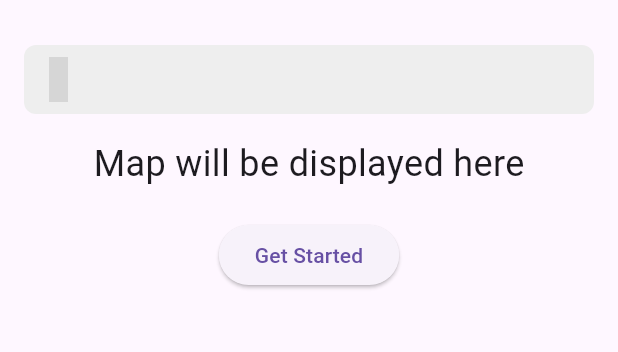
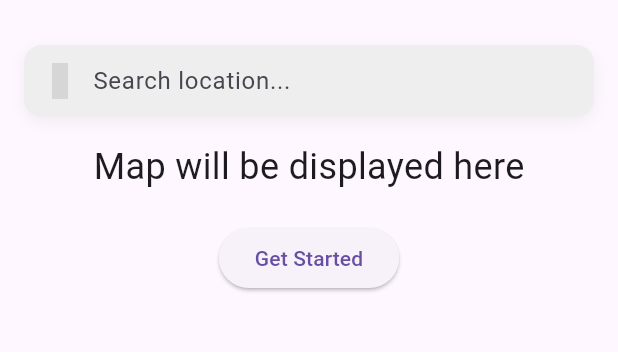
Before and after one commit to TehminaFatima/wake_me_here, a Flutter app: the screen it shows after launch, on a phone screen of 412 x 824 dp, the part 63-415 px from its top. Run offline on Flutter 3.47's test engine with Material 3 defaults, Android fonts, the light colour scheme and no system bars; our stand-ins replace iconsax; grey boxes are pictures that could not be loaded.

Commit message:
searchbar UI done

```diff
--- /dev/null
+++ b/lib/serach_bar.dart
@@ -0,0 +1,51 @@
+import 'package:flutter/material.dart';
+import 'package:iconsax/iconsax.dart';
+
+class LocationSearchBar extends StatelessWidget {
+  final TextEditingController controller;
+  final ValueChanged<String>? onChanged;
+  final VoidCallback? onTap;
+
+  const LocationSearchBar({
+    super.key,
+    required this.controller,
+    this.onChanged,
+    this.onTap,
+  });
+
+  @override
+  Widget build(BuildContext context) {
+    return Container(
+      margin: const EdgeInsets.all(16.0),
+      padding: const EdgeInsets.symmetric(horizontal: 12.0),
+      decoration: BoxDecoration(
+        color: Colors.grey[200],
+        borderRadius: BorderRadius.circular(12.0),
+        boxShadow: [
+          BoxShadow(
+            color: Colors.black.withOpacity(0.05),
+            blurRadius: 8,
+            offset: const Offset(0, 3),
+          ),
+        ],
+      ),
+      child: Row(
+        children: [
+          const Icon(Iconsax.search_normal, color: Colors.black, size: 24),
+          const SizedBox(width: 10),
+          Expanded(
+            child: TextField(
+              controller: controller,
+              onChanged: onChanged,
+              onTap: onTap,
+              decoration: const InputDecoration(
+                hintText: 'Search location...',
+                border: InputBorder.none,
+              ),
+            ),
+          ),
+        ],
+      ),
+    );
+  }
+}
--- a/lib/wake_me_here.dart
+++ b/lib/wake_me_here.dart
@@ -1,8 +1,9 @@
 import 'package:flutter/material.dart';
-import 'package:iconsax/iconsax.dart';
+import 'package:wake_me_here/serach_bar.dart';
 
 class WakeMeHereApp extends StatelessWidget {
-  const WakeMeHereApp({super.key});
+  WakeMeHereApp({super.key});
+  final TextEditingController controller = TextEditingController();
 
   @override
   Widget build(BuildContext context) {
@@ -12,19 +13,7 @@ class WakeMeHereApp extends StatelessWidget {
         appBar: AppBar(title: const Text('Wake Me Here'), centerTitle: true),
         body: Column(
           children: <Widget>[
-            Container(
-              margin: const EdgeInsets.all(16.0),
-              decoration: BoxDecoration(
-                color: Colors.grey[200],
-                borderRadius: BorderRadius.circular(8.0),
-              ),
-              padding: const EdgeInsets.all(8.0),
-              child: Row(
-                children: [
-                  Icon(Iconsax.search_normal, size: 30, color: Colors.black),
-                ],
-              ),
-            ),
+            LocationSearchBar(controller: controller),
             Center(
               child: Container(
                 child: const Text(
```
